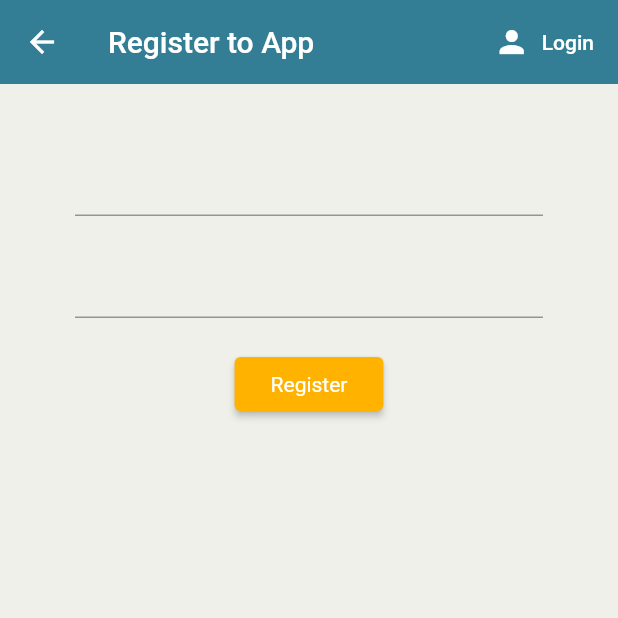
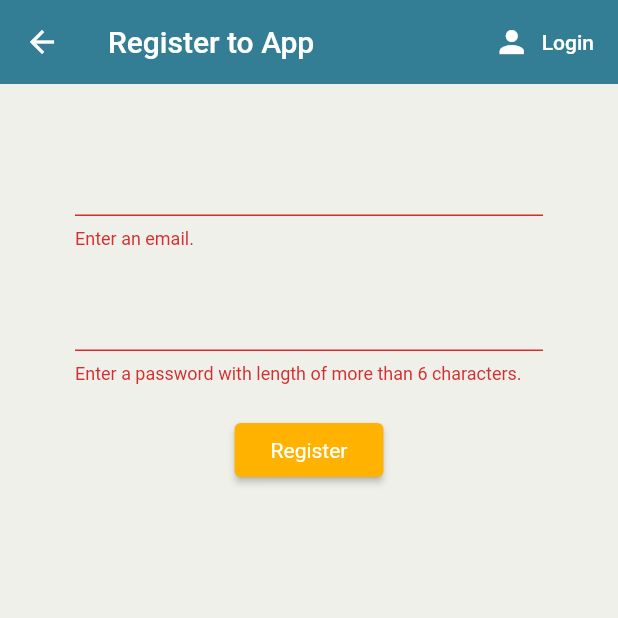
Before and after one commit to jasonchn18/drug-addiction-recovery-app, a Flutter app: the Register screen opened directly with empty values, after a tap on "Register", on a phone screen of 412 x 824 dp, the top half of it. Run offline on Flutter 3.47's test engine with Material 2 defaults, Android fonts, the phone set to English and light mode, and no system bars; our stand-ins replace firebase_auth, firebase_core; accounts and stored records are empty.

Commit message:
#12 - Register With Email & Password

```diff
--- a/lib/screens/authentication/register.dart
+++ b/lib/screens/authentication/register.dart
@@ -15,10 +15,12 @@ class Register extends StatefulWidget {
 class _RegisterState extends State<Register> {
 
   final AuthService _auth = AuthService();
+  final _formKey = GlobalKey<FormState>();
 
   // Text field state
   String email = '';
   String password = '';
+  String error = '';
 
   @override
   Widget build(BuildContext context) {
@@ -52,11 +54,15 @@ class _RegisterState extends State<Register> {
       ),
       body: Container(
         padding: EdgeInsets.symmetric(vertical: 20.0, horizontal: 50.0),
+        child: Form(
+          key: _formKey,  // associating the GlobalKey with our form
+          // to keep track of the state of the form and access validation techniques
           child: Column(
             children: <Widget>[
               SizedBox(height: 20.0),
               // Email text field:
               TextFormField(
+                validator: (val) => val!.isEmpty ? 'Enter an email.' : null,
                 onChanged: (val) {
                   // val represents whatever is in the form field
                   // onChanged means everytime something is typed or deleted from the form field
@@ -66,6 +72,7 @@ class _RegisterState extends State<Register> {
               SizedBox(height: 20.0),
               // Password text field:
               TextFormField(
+                validator: (val) => val!.length < 6 ? 'Enter a password with length of more than 6 characters.' : null,
                 obscureText: true,
                 onChanged: (val) {
                   setState(() => password = val);
@@ -74,8 +81,18 @@ class _RegisterState extends State<Register> {
               SizedBox(height: 20.0),
               ElevatedButton(
                 onPressed: () async {
+                  if (_formKey.currentState!.validate()) {
+                    // if receive null value only continue
+                    dynamic result = await _auth.registerWithEmailAndPassword(email, password);
+                    if (result == null) {
+                      setState(() => error = 'Please supply a valid email');
+                    }
+                    else {
+
+                    }
                     print(email);
                     print(password);
+                  }
                 },
                 child: Padding(
                   padding: const EdgeInsets.all(8.0),
@@ -86,7 +103,13 @@ class _RegisterState extends State<Register> {
                   textStyle: MaterialStateProperty.all(TextStyle(color:Colors.white))
                 ),
               ),
+              SizedBox(height: 12.0),
+              Text(
+                error,
+                style: TextStyle(color: Colors.red, fontSize:14.0),
+              )
             ],
+          ),
         )
       )
     );
--- a/lib/screens/home.dart
+++ b/lib/screens/home.dart
@@ -45,12 +45,15 @@ class _HomeState extends State<Home> {
                 Expanded(
                   child: Align(
                     alignment: Alignment.centerRight,
+                    child: Padding(
+                      padding: const EdgeInsets.only(right:8.0),
                       child: TextButton.icon(
                         onPressed: () async {
                           await _auth.signOut();
                         },
                         icon: Icon(Icons.person),
                         label: Text('Logout')
+                      ),
                     ),
                   ),
                 ),
--- a/lib/services/auth.dart
+++ b/lib/services/auth.dart
@@ -36,6 +36,17 @@ class AuthService {
   // method to login with email and password
 
   // method to register with email and password
+  Future registerWithEmailAndPassword(String email, String password) async {
+    try {
+      UserCredential result = await _auth.createUserWithEmailAndPassword(email: email, password: password);
+      User? user = result.user;
+      return _userFromFirebaseUser(user);
+    }
+    catch(e) {
+      print(e.toString());
+      return null;
+    }
+  }
 
   // method to logout
   // future for async tasks which takes some time to complete
```
Lines whose indentation alone changed are shown as unchanged.
